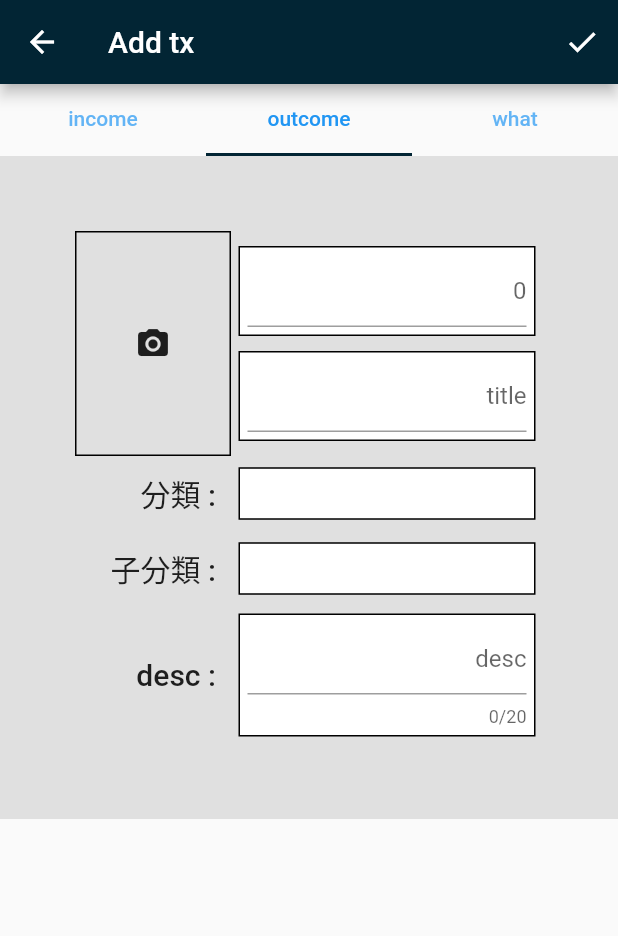
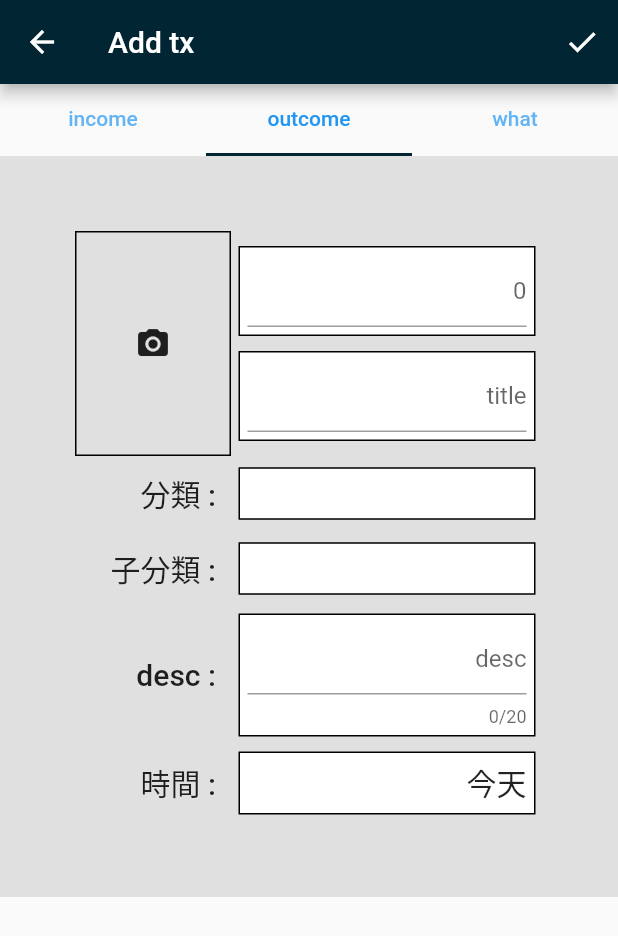
Before and after one commit to bill20509/personal_finance_app, a Flutter app: the AddTransactionView screen opened directly, on a phone screen of 412 x 824 dp. Shown: the top 936 px of the screen. Run offline on Flutter 3.47's test engine with Material 2 defaults, Android fonts, the phone set to English and light mode, and no system bars; our stand-ins replace bloc, equatable, flutter_bloc, rxdart, shared_preferences; accounts and stored records are empty; generated files the repository leaves out were written again.

Commit message:
Add select data

```diff
--- a/lib/add_transaction/view/add_transaction_page.dart
+++ b/lib/add_transaction/view/add_transaction_page.dart
@@ -1,6 +1,7 @@
 import 'package:flutter/material.dart';
 import 'package:flutter_bloc/flutter_bloc.dart';
 import 'package:personal_finance_app/add_transaction/bloc/add_transaction_bloc.dart';
+import 'package:personal_finance_app/add_transaction/widget/date_select.dart';
 import 'package:personal_finance_app/add_transaction/widget/desc_field.dart';
 import 'package:personal_finance_app/add_transaction/widget/sub_type.dart';
 import 'package:transaction_repository/transaction_repository.dart';
@@ -82,6 +83,7 @@ class AddTransactionView extends StatelessWidget {
                     const MainType(),
                     const SubType(),
                     const DescType(),
+                    const DateSelect(),
                   ],
                 ),
               ),
--- /dev/null
+++ b/lib/add_transaction/widget/date_select.dart
@@ -0,0 +1,88 @@
+import 'package:flutter/material.dart';
+import 'package:flutter/src/foundation/key.dart';
+import 'package:flutter/src/widgets/framework.dart';
+
+class DateSelect extends StatefulWidget {
+  const DateSelect({Key? key}) : super(key: key);
+
+  @override
+  State<DateSelect> createState() => _DateSelectState();
+}
+
+class _DateSelectState extends State<DateSelect> {
+  late DateTime currentData = DateTime.now();
+  @override
+  Widget build(BuildContext context) {
+    return Row(
+      children: [
+        Expanded(
+          child: Container(
+            margin: EdgeInsets.all(5),
+            padding: EdgeInsets.all(5),
+            child: Text(
+              '時間 : ',
+              textAlign: TextAlign.end,
+              style: Theme.of(context).textTheme.bodyText1,
+            ),
+          ),
+        ),
+        Expanded(
+          flex: 2,
+          child: GestureDetector(
+            onTap: () async {
+              final result = showDialog<DateTime>(
+                context: context,
+                builder: (context) => AlertDialog(
+                  content: SizedBox(
+                    width: MediaQuery.of(context).size.width * 0.6,
+                    height: MediaQuery.of(context).size.height * 0.3,
+                    child: CalendarDatePicker(
+                      firstDate: DateTime(2020),
+                      initialDate: currentData,
+                      lastDate: DateTime(2025),
+                      onDateChanged: (date) {
+                        setState(() {
+                          currentData = date;
+                        });
+                        Navigator.of(context).pop();
+                      },
+                    ),
+                  ),
+                ),
+              );
+            },
+            child: Container(
+              decoration: BoxDecoration(
+                color: Colors.white,
+                border: Border.all(
+                  color: Colors.black,
+                ),
+              ),
+              margin: const EdgeInsets.all(5),
+              padding: const EdgeInsets.all(5),
+              child: SizedBox(
+                child: Builder(
+                  builder: (context) {
+                    final today = DateTime.now();
+                    var txt = '今天';
+                    if (currentData.day != today.day ||
+                        currentData.month != today.month ||
+                        currentData.year != today.year) {
+                      txt =
+                          '${currentData.year}-${currentData.month}-${currentData.day}';
+                    }
+                    return Text(
+                      txt,
+                      textAlign: TextAlign.end,
+                      style: Theme.of(context).textTheme.bodyText1,
+                    );
+                  },
+                ),
+              ),
+            ),
+          ),
+        ),
+      ],
+    );
+  }
+}
--- a/lib/add_transaction/widget/main_type.dart
+++ b/lib/add_transaction/widget/main_type.dart
@@ -7,7 +7,7 @@ class MainType extends StatelessWidget {
 
   @override
   Widget build(BuildContext context) {
-    final main_type = [
+    final mainType = [
       'food',
       'traffic',
       'game',
@@ -56,18 +56,18 @@ class MainType extends StatelessWidget {
                         ),
                         Expanded(
                           child: ListView.builder(
-                            itemCount: main_type.length,
+                            itemCount: mainType.length,
                             itemBuilder: (context, index) {
                               return Container(
                                 child: Column(
                                   children: [
                                     ListTile(
                                       leading: Icon(Icons.dinner_dining),
-                                      title: Text(main_type[index]),
+                                      title: Text(mainType[index]),
                                       onTap: () {
                                         Navigator.pop(
                                           context,
-                                          main_type[index],
+                                          mainType[index],
                                         );
                                       },
                                     ),
--- a/lib/add_transaction/widget/sub_type.dart
+++ b/lib/add_transaction/widget/sub_type.dart
@@ -3,11 +3,11 @@ import 'package:flutter_bloc/flutter_bloc.dart';
 import 'package:personal_finance_app/add_transaction/bloc/add_transaction_bloc.dart';
 
 class SubType extends StatelessWidget {
-  const SubType({Key? key}) : super(key: key);
+  const SubType({super.key});
 
   @override
   Widget build(BuildContext context) {
-    final main_type = [
+    final mainType = [
       'food',
       'traffic',
       'game',
@@ -56,18 +56,18 @@ class SubType extends StatelessWidget {
                         ),
                         Expanded(
                           child: ListView.builder(
-                            itemCount: main_type.length,
+                            itemCount: mainType.length,
                             itemBuilder: (context, index) {
                               return Container(
                                 child: Column(
                                   children: [
                                     ListTile(
                                       leading: Icon(Icons.dinner_dining),
-                                      title: Text(main_type[index]),
+                                      title: Text(mainType[index]),
                                       onTap: () {
                                         Navigator.pop(
                                           context,
-                                          main_type[index],
+                                          mainType[index],
                                         );
                                       },
                                     ),
```
